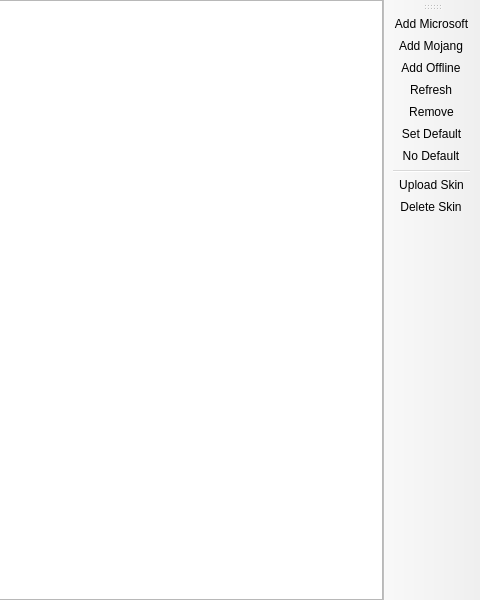
The window that launcher/ui/pages/global/AccountListPage.ui (PolyMC/PolyMC) describes before a commit, drawn with Qt 5; both pictures show x 320 to 800 and y 0 to 600 of the 800 by 600 pixel window.
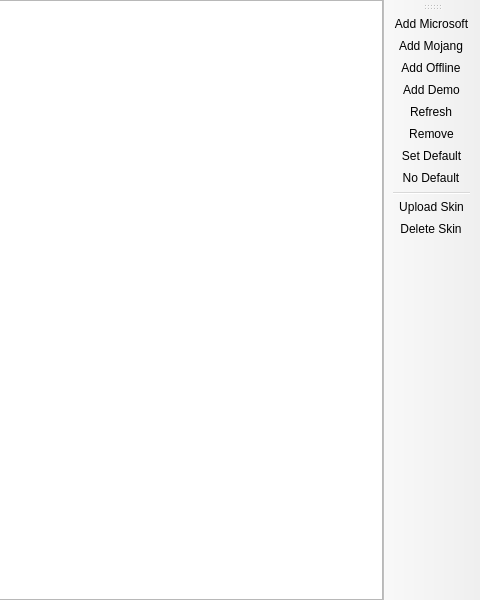
The same window after the commit. Custom widgets are drawn as their Qt base class.

Commit message: Add Demo Accounts

The edit to the form file:
```diff
--- a/launcher/ui/pages/global/AccountListPage.ui
+++ b/launcher/ui/pages/global/AccountListPage.ui
@@ -55,6 +55,7 @@
    <addaction name="actionAddMicrosoft"/>
    <addaction name="actionAddMojang"/>
    <addaction name="actionAddOffline"/>
+   <addaction name="actionAddDemo"/>
    <addaction name="actionRefresh"/>
    <addaction name="actionRemove"/>
    <addaction name="actionSetDefault"/>
@@ -109,6 +110,11 @@
     <string>Add &amp;Offline</string>
    </property>
   </action>
+  <action name="actionAddDemo">
+   <property name="text">
+    <string>Add &amp;Demo</string>
+   </property>
+  </action>
   <action name="actionRefresh">
    <property name="text">
     <string>&amp;Refresh</string>
```
The commit also changes 16 other files.
